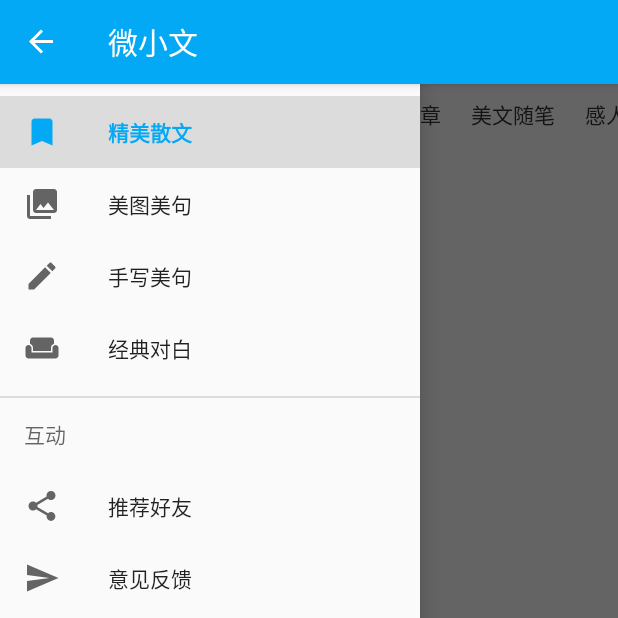
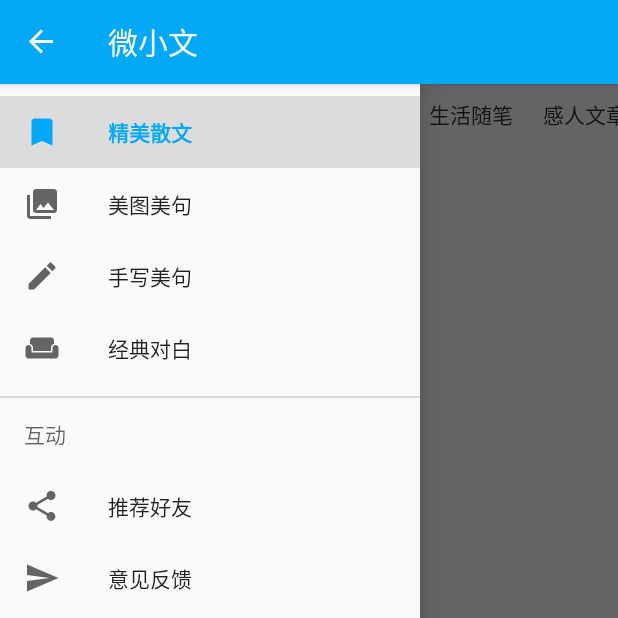
Before and after one commit to sdwfqin/MicroText, an Android app: the screen it shows after launch (MainActivity), with the side drawer open, on a phone screen of 412 x 824 dp, the top half of it. Run offline under Robolectric (Android 15) with nearby library versions, the phone set to English and light mode, and no system bars; our stand-ins replace ButterKnife; 6 statements that could not run were skipped.

Commit message:
修复数据源

```diff
--- a/app/build.gradle
+++ b/app/build.gradle
@@ -11,7 +11,7 @@ android {
         minSdkVersion 16
         targetSdkVersion 24
         versionCode 2016072601
-        versionName "1.0.1"
+        versionName "1.1.0"
     }
     buildTypes {
         release {
--- a/app/src/main/AndroidManifest.xml
+++ b/app/src/main/AndroidManifest.xml
@@ -80,7 +80,7 @@
         <!-- 渠道 -->
         <meta-data
             android:name="UMENG_CHANNEL"
-            android:value="ceshi">
+            android:value="tx">
         </meta-data>
 
     </application>
--- a/app/src/main/java/com/sdwfqin/microtext/base/SwipeBackActivity.java
+++ b/app/src/main/java/com/sdwfqin/microtext/base/SwipeBackActivity.java
@@ -13,7 +13,6 @@ import com.sdwfqin.microtext.view.SwipeBackLayout;
  * 只需要调用SwipeBackLayout的setViewPager()方法即可
  *
  * @author xiaanming
- *
  */
 public class SwipeBackActivity extends BaseActivity {
     protected SwipeBackLayout layout;
@@ -34,8 +33,6 @@ public class SwipeBackActivity extends BaseActivity {
     }
 
 
-
-
     // Press the back button in mobile phone
     @Override
     public void onBackPressed() {
@@ -44,5 +41,4 @@ public class SwipeBackActivity extends BaseActivity {
     }
 
 
-
 }
--- a/app/src/main/java/com/sdwfqin/microtext/utils/AppConfig.java
+++ b/app/src/main/java/com/sdwfqin/microtext/utils/AppConfig.java
@@ -11,11 +11,11 @@ public class AppConfig {
     public final static String sHomePhoneUrl = "http://m.lookmw.cn";
 
     public final static String[] sHomeTitleList = new String[]{"原创美文", "经典文章",
-            "情感美文", "伤感文章", "美文随笔", "感人文章", "人生哲理", "长篇故事"};
+            "爱情故事", "情殇", "生活随笔", "感人文章", "人生哲理", "长篇故事"};
 
-    public final static String[] sHomeCode = new String[]{"/yc/list_1_", "/jdwz/list_5_",
-            "/qingganmeiwen/list_12_", "/shanggan/list_8_", "/suibi/list_15_", "/ganrenwenzhang/list_20_",
-            "/renshengzheli/list_23_", "/story/list_28_"};
+    public final static String[] sHomeCode = new String[]{"/yc/list_64477_", "/jdmw/list_6_",
+            "/qingganmeiwen/list_64481_", "/shanggan/list_64482_", "/suibi/list_64483_",
+            "/ganrenwenzhang/list_64484_", "/renshengzheli/list_64486_", "/story/list_28_"};
 
     public static final String COLOR = "color";
 }
--- a/app/src/main/res/values/strings.xml
+++ b/app/src/main/res/values/strings.xml
@@ -25,7 +25,7 @@
     <!-- 历史版本 -->
     <string name="about_version_code_1.0.0">V 1.0.0</string>
     <string name="about_version_1.0.0">1. 第一版发布，欢迎大家提供反馈建议\n2. 微小文，一款美丽清新的开源阅读软件，搜集网上的短篇散文故事、插图等图文数据与大家共享。</string>
-    <string name="about_version_code_1.0.1">V 1.0.1</string>
+    <string name="about_version_code_1.0.1">V 1.1.0</string>
     <string name="about_version_1.0.1">1. Bug修复\n2. 修复在某些情况下加载完图片进度条不消失。</string>
 
 </resources>
```
Lines whose indentation alone changed are shown as unchanged.
